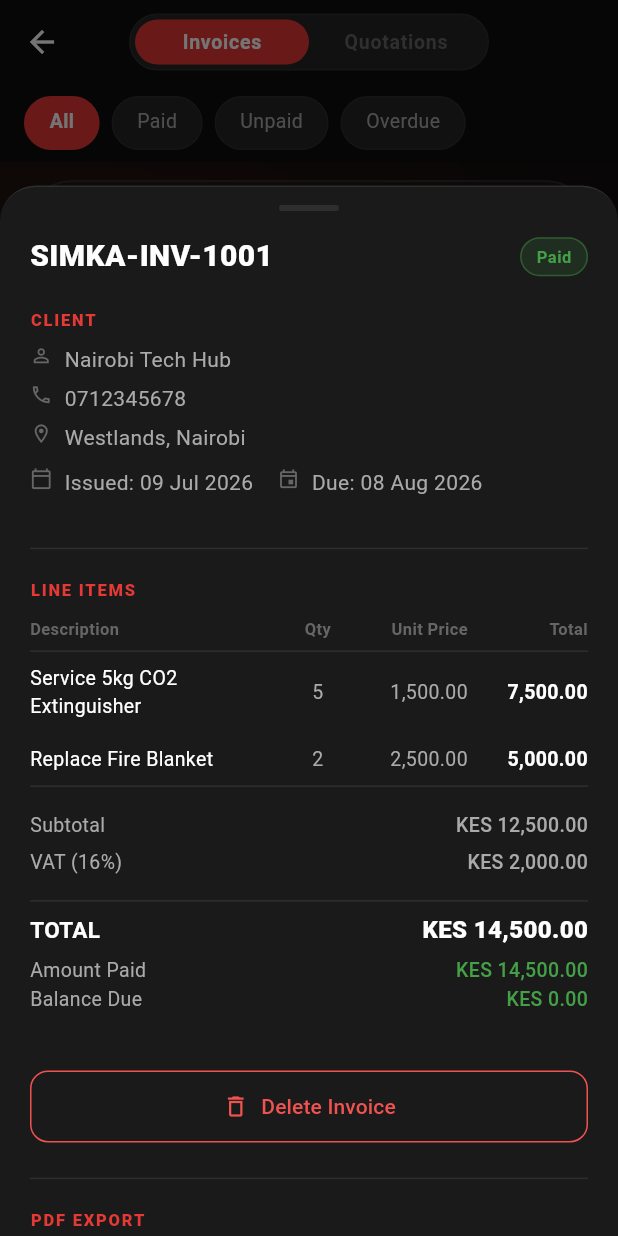
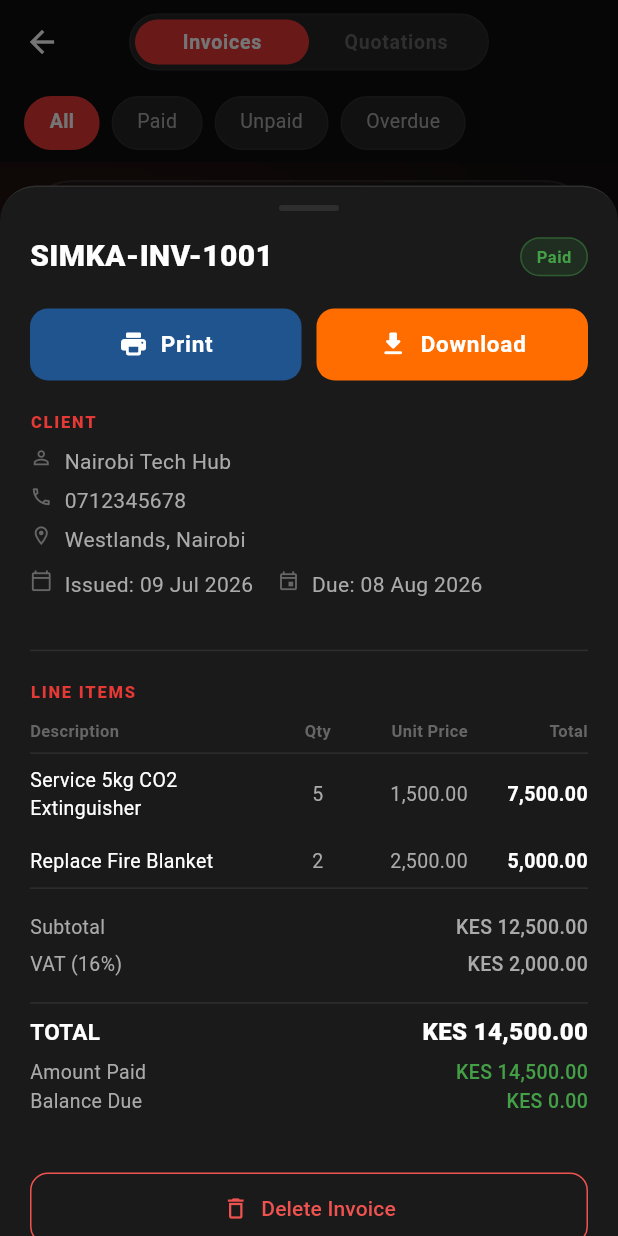
Before and after one commit to SK108045/Simka_App, a Flutter app: the InvoicesScreen screen opened directly, after a tap on "SIMKA-INV-1001", on a phone screen of 412 x 824 dp. Run offline on Flutter 3.47's test engine with Material 3 defaults, Android fonts, the phone set to English and light mode, and no system bars; our stand-ins replace fl_chart, flutter_local_notifications, hive, hive_flutter, pdf, printing and 2 more; accounts and stored records are empty.

Commit message:
Fix PDF export UI on web and add loading states

```diff
--- a/lib/screens/invoices_screen.dart
+++ b/lib/screens/invoices_screen.dart
@@ -611,6 +611,32 @@ class _InvoiceDetailSheet extends StatelessWidget {
                       ),
                       const SizedBox(height: 20),
 
+                      // ── PDF EXPORT (right at top for easy access) ──
+                      Row(
+                        children: [
+                          Expanded(
+                            child: _PdfButton(
+                              icon: Icons.print_rounded,
+                              label: 'Print',
+                              color: const Color(0xFF1F548F),
+                              invoice: invoice,
+                              action: 'print',
+                            ),
+                          ),
+                          const SizedBox(width: 10),
+                          Expanded(
+                            child: _PdfButton(
+                              icon: Icons.download_rounded,
+                              label: 'Download',
+                              color: AppTheme.emberOrange,
+                              invoice: invoice,
+                              action: 'download',
+                            ),
+                          ),
+                        ],
+                      ),
+                      const SizedBox(height: 20),
+
                       // Client info
                       _SectionLabel('CLIENT'),
                       const SizedBox(height: 8),
@@ -826,52 +852,6 @@ class _InvoiceDetailSheet extends StatelessWidget {
                           label: const Text('Delete Invoice'),
                         ),
                       ),
-                      const SizedBox(height: 16),
-                      const Divider(color: AppTheme.borderColor),
-                      const SizedBox(height: 12),
-                      _SectionLabel('PDF EXPORT'),
-                      const SizedBox(height: 10),
-                      Row(
-                        children: [
-                          Expanded(
-                            child: ElevatedButton.icon(
-                              onPressed: () async {
-                                final pdfBytes = await InvoicePdfService.generateFromInvoice(invoice);
-                                await Printing.layoutPdf(onLayout: (_) => pdfBytes);
-                              },
-                              style: ElevatedButton.styleFrom(
-                                backgroundColor: const Color(0xFF1F548F),
-                                padding: const EdgeInsets.symmetric(vertical: 14),
-                                shape: RoundedRectangleBorder(
-                                    borderRadius: BorderRadius.circular(12)),
-                              ),
-                              icon: const Icon(Icons.print_rounded, color: Colors.white, size: 20),
-                              label: const Text('Print', style: TextStyle(color: Colors.white)),
-                            ),
-                          ),
-                          const SizedBox(width: 10),
-                          Expanded(
-                            child: ElevatedButton.icon(
-                              onPressed: () async {
-                                final pdfBytes = await InvoicePdfService.generateFromInvoice(invoice);
-                                final safeNo = invoice.invoiceNumber.replaceAll(RegExp(r'[^a-zA-Z0-9\-_]'), '');
-                                await Printing.sharePdf(
-                                  bytes: pdfBytes,
-                                  filename: 'SIMKA_Invoice_$safeNo.pdf',
-                                );
-                              },
-                              style: ElevatedButton.styleFrom(
-                                backgroundColor: AppTheme.emberOrange,
-                                padding: const EdgeInsets.symmetric(vertical: 14),
-                                shape: RoundedRectangleBorder(
-                                    borderRadius: BorderRadius.circular(12)),
-                              ),
-                              icon: const Icon(Icons.download_rounded, color: Colors.white, size: 20),
-                              label: const Text('Download', style: TextStyle(color: Colors.white)),
-                            ),
-                          ),
-                        ],
-                      ),
                     ],
                   ),
                 ),
@@ -972,3 +952,86 @@ class _TotalRow extends StatelessWidget {
     );
   }
 }
+
+class _PdfButton extends StatefulWidget {
+  final IconData icon;
+  final String label;
+  final Color color;
+  final Invoice invoice;
+  final String action; // 'print' or 'download'
+
+  const _PdfButton({
+    required this.icon,
+    required this.label,
+    required this.color,
+    required this.invoice,
+    required this.action,
+  });
+
+  @override
+  State<_PdfButton> createState() => _PdfButtonState();
+}
+
+class _PdfButtonState extends State<_PdfButton> {
+  bool _isLoading = false;
+
+  Future<void> _handlePress() async {
+    if (_isLoading) return;
+
+    setState(() => _isLoading = true);
+
+    try {
+      final pdfBytes = await InvoicePdfService.generateFromInvoice(widget.invoice);
+
+      if (widget.action == 'print') {
+        await Printing.layoutPdf(
+          onLayout: (_) => pdfBytes,
+          name: 'SIMKA_Invoice_${widget.invoice.invoiceNumber}',
+        );
+      } else {
+        final safeNo = widget.invoice.invoiceNumber.replaceAll(RegExp(r'[^a-zA-Z0-9\-_]'), '');
+        await Printing.sharePdf(
+          bytes: pdfBytes,
+          filename: 'SIMKA_Invoice_$safeNo.pdf',
+        );
+      }
+    } catch (e) {
+      if (mounted) {
+        ScaffoldMessenger.of(context).showSnackBar(
+          SnackBar(
+            content: Text('Failed to generate PDF: ${e.toString()}'),
+            backgroundColor: AppTheme.dangerRed,
+          ),
+        );
+      }
+    } finally {
+      if (mounted) {
+        setState(() => _isLoading = false);
+      }
+    }
+  }
+
+  @override
+  Widget build(BuildContext context) {
+    return ElevatedButton.icon(
+      onPressed: _isLoading ? null : _handlePress,
+      style: ElevatedButton.styleFrom(
+        backgroundColor: widget.color,
+        disabledBackgroundColor: widget.color.withValues(alpha: 0.6),
+        padding: const EdgeInsets.symmetric(vertical: 14),
+        shape: RoundedRectangleBorder(borderRadius: BorderRadius.circular(12)),
+      ),
+      icon: _isLoading
+          ? const SizedBox(
+              width: 20,
+              height: 20,
+              child: CircularProgressIndicator(
+                strokeWidth: 2,
+                valueColor: AlwaysStoppedAnimation<Color>(Colors.white),
+              ),
+            )
+          : Icon(widget.icon, color: Colors.white, size: 20),
+      label: Text(widget.label, style: const TextStyle(color: Colors.white)),
+    );
+  }
+}
```
